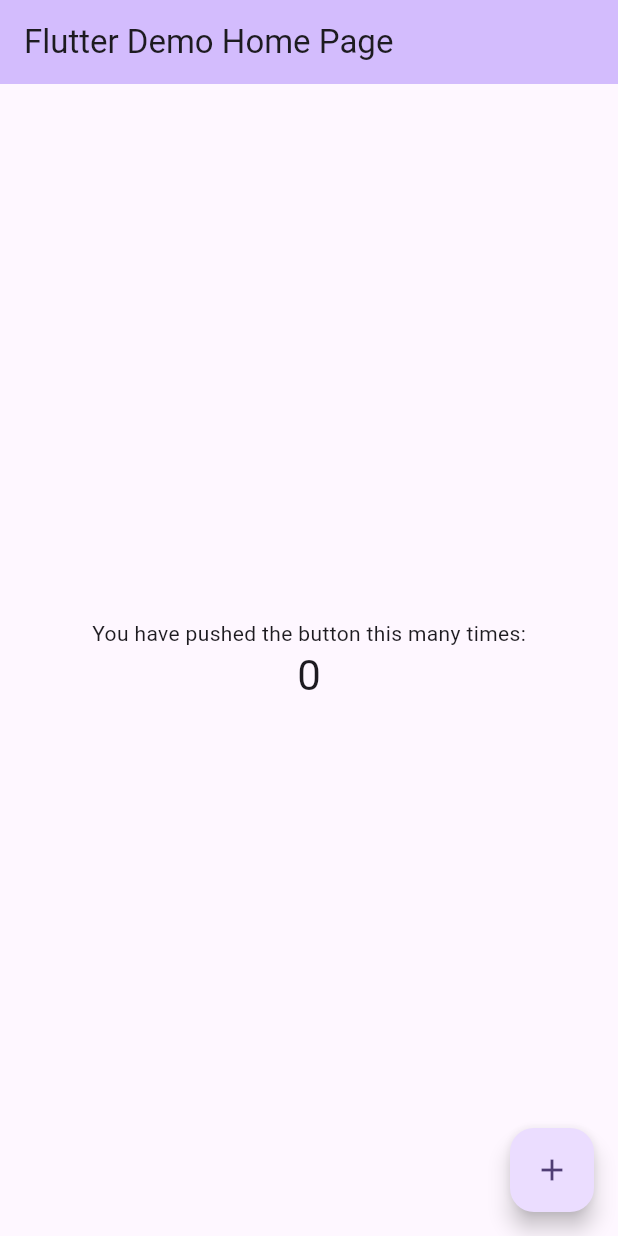
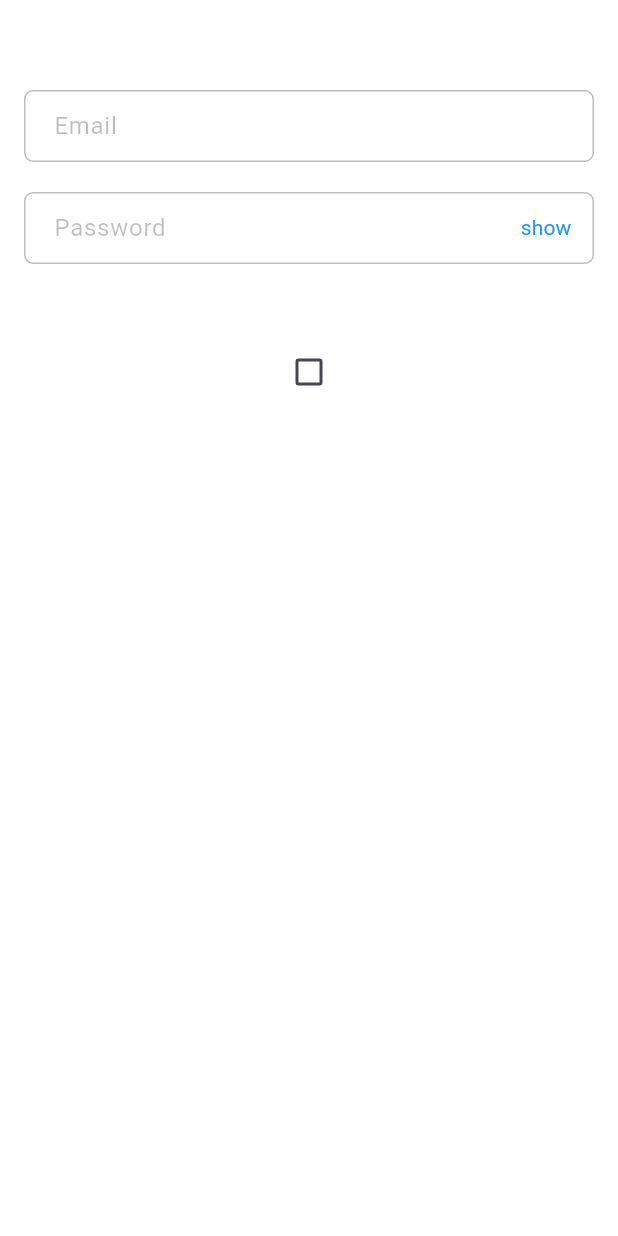
Before and after one commit to YevhenMediakov/test_app, a Flutter app: the screen it shows after launch, on a phone screen of 412 x 824 dp. Run offline on Flutter 3.47's test engine with Material 3 defaults, Android fonts, the phone set to English and light mode, and no system bars; drawn by our look-alikes of loader_overlay, overlay_support; our stand-ins replace flutter_bloc, freezed_annotation, get_it.

Commit message:
TST-3: add service locator and login simple screen ui

```diff
--- /dev/null
+++ b/lib/_infra/service_locator/app_service_locator.dart
@@ -0,0 +1,28 @@
+import 'package:flutter/widgets.dart';
+import 'package:get_it/get_it.dart';
+import 'package:test_prj/_infra/service_locator/app_service_locator_blocs.dart';
+import 'package:test_prj/_infra/service_locator/app_service_locator_repositories.dart';
+import 'package:test_prj/_infra/service_locator/app_service_locator_validators.dart';
+import 'package:test_prj/_infra/service_locator/app_service_provider_use_cases.dart';
+
+final getIt = GetIt.instance;
+
+class AppServiceLocator {
+  /// Initializes all dependencies declared inside the [AppServiceLocator].
+  /// Should only be called before the [runApp] method
+  static Future<void> setup() async {
+    // await AppServiceLocatorLocalServices.setup(instance: getIt);
+    await AppServiceLocatorRepositories.setup(instance: getIt);
+    await AppServiceLocatorUseCases.setup(instance: getIt);
+    await AppServiceLocatorBlocs.setup(instance: getIt);
+    await AppServiceLocatorValidators.setup(instance: getIt);
+  }
+
+  /// Sets the application general context so instances with context dependency can use it.
+  /// Should be called with context under the [MaterialApp] (from the first parent's build method)
+  static void registerAppContext(BuildContext context) {
+    if (!GetIt.I.isRegistered<BuildContext>()) {
+      GetIt.I.registerSingleton<BuildContext>(context);
+    }
+  }
+}
--- /dev/null
+++ b/lib/_infra/service_locator/app_service_locator_blocs.dart
@@ -0,0 +1,21 @@
+import 'package:get_it/get_it.dart';
+import 'package:test_prj/domain/use_case/login/login_use_case.dart';
+import 'package:test_prj/domain/validators/email_validator.dart';
+import 'package:test_prj/domain/validators/password_validator.dart';
+import 'package:test_prj/presentation/app/app_cubit.dart';
+import 'package:test_prj/presentation/login_screens/login_cubit.dart';
+
+class AppServiceLocatorBlocs {
+  static Future<void> setup({required GetIt instance}) async {
+
+    // app
+    instance.registerFactory<AppCubit>(() => AppCubit());
+
+    // Login
+    instance.registerFactory<LoginCubit>(() => LoginCubit(
+          emailValidator: instance<EmailValidator>(),
+          loginUserUseCase: instance<LoginUserUseCase>(),
+          passwordValidator: instance<PasswordValidator>(),
+        ));
+  }
+}
--- /dev/null
+++ b/lib/_infra/service_locator/app_service_locator_repositories.dart
@@ -0,0 +1,11 @@
+import 'package:get_it/get_it.dart';
+import 'package:test_prj/data/repository/login_repository_impl.dart';
+import 'package:test_prj/domain/repository/login_repository.dart';
+
+class AppServiceLocatorRepositories {
+  static Future<void> setup({required GetIt instance}) async {
+    instance.registerLazySingleton<LoginRepository>(
+      () => LoginRepositoryImpl(),
+    );
+  }
+}
--- /dev/null
+++ b/lib/_infra/service_locator/app_service_locator_validators.dart
@@ -0,0 +1,13 @@
+import 'package:get_it/get_it.dart';
+import 'package:test_prj/data/validators/email_validator.dart';
+import 'package:test_prj/data/validators/password_validator.dart';
+import 'package:test_prj/domain/validators/email_validator.dart';
+import 'package:test_prj/domain/validators/password_validator.dart';
+
+class AppServiceLocatorValidators {
+  static Future<void> setup({required GetIt instance}) async {
+    instance.registerLazySingleton<EmailValidator>(() => EmailValidatorImpl());
+    instance.registerLazySingleton<PasswordValidator>(
+        () => PasswordValidatorImpl());
+  }
+}
--- /dev/null
+++ b/lib/_infra/service_locator/app_service_provider_use_cases.dart
@@ -0,0 +1,11 @@
+import 'package:get_it/get_it.dart';
+import 'package:test_prj/domain/repository/login_repository.dart';
+import 'package:test_prj/domain/use_case/login/login_use_case.dart';
+
+class AppServiceLocatorUseCases {
+  static Future<void> setup({required GetIt instance}) async {
+    instance.registerFactory<LoginUserUseCase>(() => LoginUserUseCase(
+          loginRepository: instance<LoginRepository>(),
+        ));
+  }
+}
--- a/lib/main.dart
+++ b/lib/main.dart
@@ -1,125 +1,10 @@
 import 'package:flutter/material.dart';
+import 'package:test_prj/_infra/service_locator/app_service_locator.dart';
+import 'package:test_prj/presentation/app/test_app.dart';
 
-void main() {
-  runApp(const MyApp());
+void main() async {
+  WidgetsFlutterBinding.ensureInitialized();
+  await AppServiceLocator.setup();
+
+  runApp(TestApp());
 }
-
-class MyApp extends StatelessWidget {
-  const MyApp({super.key});
-
-  // This widget is the root of your application.
-  @override
-  Widget build(BuildContext context) {
-    return MaterialApp(
-      title: 'Flutter Demo',
-      theme: ThemeData(
-        // This is the theme of your application.
-        //
-        // TRY THIS: Try running your application with "flutter run". You'll see
-        // the application has a purple toolbar. Then, without quitting the app,
-        // try changing the seedColor in the colorScheme below to Colors.green
-        // and then invoke "hot reload" (save your changes or press the "hot
-        // reload" button in a Flutter-supported IDE, or press "r" if you used
-        // the command line to start the app).
-        //
-        // Notice that the counter didn't reset back to zero; the application
-        // state is not lost during the reload. To reset the state, use hot
-        // restart instead.
-        //
-        // This works for code too, not just values: Most code changes can be
-        // tested with just a hot reload.
-        colorScheme: ColorScheme.fromSeed(seedColor: Colors.deepPurple),
-        useMaterial3: true,
-      ),
-      home: const MyHomePage(title: 'Flutter Demo Home Page'),
-    );
-  }
-}
-
-class MyHomePage extends StatefulWidget {
-  const MyHomePage({super.key, required this.title});
-
-  // This widget is the home page of your application. It is stateful, meaning
-  // that it has a State object (defined below) that contains fields that affect
-  // how it looks.
-
-  // This class is the configuration for the state. It holds the values (in this
-  // case the title) provided by the parent (in this case the App widget) and
-  // used by the build method of the State. Fields in a Widget subclass are
-  // always marked "final".
-
-  final String title;
-
-  @override
-  State<MyHomePage> createState() => _MyHomePageState();
-}
-
-class _MyHomePageState extends State<MyHomePage> {
-  int _counter = 0;
-
-  void _incrementCounter() {
-    setState(() {
-      // This call to setState tells the Flutter framework that something has
-      // changed in this State, which causes it to rerun the build method below
-      // so that the display can reflect the updated values. If we changed
-      // _counter without calling setState(), then the build method would not be
-      // called again, and so nothing would appear to happen.
-      _counter++;
-    });
-  }
-
-  @override
-  Widget build(BuildContext context) {
-    // This method is rerun every time setState is called, for instance as done
-    // by the _incrementCounter method above.
-    //
-    // The Flutter framework has been optimized to make rerunning build methods
-    // fast, so that you can just rebuild anything that needs updating rather
-    // than having to individually change instances of widgets.
-    return Scaffold(
-      appBar: AppBar(
-        // TRY THIS: Try changing the color here to a specific color (to
-        // Colors.amber, perhaps?) and trigger a hot reload to see the AppBar
-        // change color while the other colors stay the same.
-        backgroundColor: Theme.of(context).colorScheme.inversePrimary,
-        // Here we take the value from the MyHomePage object that was created by
-        // the App.build method, and use it to set our appbar title.
-        title: Text(widget.title),
-      ),
-      body: Center(
-        // Center is a layout widget. It takes a single child and positions it
-        // in the middle of the parent.
-        child: Column(
-          // Column is also a layout widget. It takes a list of children and
-          // arranges them vertically. By default, it sizes itself to fit its
-          // children horizontally, and tries to be as tall as its parent.
-          //
-          // Column has various properties to control how it sizes itself and
-          // how it positions its children. Here we use mainAxisAlignment to
-          // center the children vertically; the main axis here is the vertical
-          // axis because Columns are vertical (the cross axis would be
-          // horizontal).
-          //
-          // TRY THIS: Invoke "debug painting" (choose the "Toggle Debug Paint"
-          // action in the IDE, or press "p" in the console), to see the
-          // wireframe for each widget.
-          mainAxisAlignment: MainAxisAlignment.center,
-          children: <Widget>[
-            const Text(
-              'You have pushed the button this many times:',
-            ),
-            Text(
-              '$_counter',
-              style: Theme.of(context).textTheme.headlineMedium,
-            ),
-          ],
-        ),
-      ),
-      floatingActionButton: FloatingActionButton(
-        onPressed: _incrementCounter,
-        tooltip: 'Increment',
-        child: const Icon(Icons.add),
-      ), // This trailing comma makes auto-formatting nicer for build methods.
-    );
-  }
-}
--- /dev/null
+++ b/lib/presentation/app/app_cubit.dart
@@ -0,0 +1,12 @@
+import 'dart:async';
+import 'package:flutter/foundation.dart';
+import 'package:flutter_bloc/flutter_bloc.dart';
+import 'package:test_prj/presentation/app/app_state.dart';
+
+class AppCubit extends Cubit<AppState> {
+  AppCubit() : super(AppState.initial()) {
+    _initiateCubit();
+  }
+
+  _initiateCubit() async {}
+}
--- /dev/null
+++ b/lib/presentation/app/app_state.dart
@@ -0,0 +1,18 @@
+import 'package:freezed_annotation/freezed_annotation.dart';
+
+part 'app_state.freezed.dart';
+
+@freezed
+class AppState with _$AppState {
+  const AppState._();
+
+  const factory AppState({
+    required Exception? exception,
+  }) = _AppState;
+
+  factory AppState.initial() {
+    return const AppState(
+      exception: null,
+    );
+  }
+}
--- /dev/null
+++ b/lib/presentation/app/test_app.dart
@@ -0,0 +1,62 @@
+
+
+import 'package:flutter/material.dart';
+import 'package:flutter/services.dart';
+import 'package:flutter_bloc/flutter_bloc.dart';
+import 'package:test_prj/_infra/service_locator/app_service_locator.dart';
+import 'package:test_prj/presentation/app/app_cubit.dart';
+import 'package:test_prj/presentation/app/app_state.dart';
+import 'package:test_prj/presentation/login_screens/login_screen.dart';
+import 'package:loader_overlay/loader_overlay.dart';
+import 'package:overlay_support/overlay_support.dart';
+import 'package:test_prj/resources/app_colors.dart';
+
+class TestApp extends StatelessWidget {
+  final AppCubit _appCubit = getIt<AppCubit>();
+
+  TestApp({Key? key}) : super(key: key);
+
+  @override
+  Widget build(BuildContext context) {
+    return BlocBuilder<AppCubit, AppState>(
+      bloc: _appCubit,
+      builder: (context, state) {
+        AppServiceLocator.registerAppContext(context);
+        return GlobalLoaderOverlay(
+          overlayColor: AppColors.black_26,
+          child: AnnotatedRegion<SystemUiOverlayStyle>(
+            value: SystemUiOverlayStyle.dark.copyWith(
+              statusBarColor: Colors.transparent,
+              systemNavigationBarColor: AppColors.white,
+              systemNavigationBarDividerColor: Colors.transparent,
+              systemNavigationBarIconBrightness: Brightness.dark,
+            ),
+            child: OverlaySupport.global(
+              child: MaterialApp(
+                theme: ThemeData(
+                  appBarTheme: const AppBarTheme(
+                    systemOverlayStyle: SystemUiOverlayStyle.dark,
+                  ),
+                ),
+                title: "Test App",
+                debugShowCheckedModeBanner: false,
+                // builder: (context, widget) {
+                //   ErrorWidget.builder = (FlutterErrorDetails errorDetails) {
+                //     return AppCustomWidgetBuildingError(errorDetails: errorDetails);
+                //   };
+                //   return AppEnvironmentBanner(child: widget ?? const SizedBox());
+                // },
+                home: Builder(
+                    builder: (context) {
+                      return const LogInScreen();
+                    },
+                  ),
+              ),
+            ),
+          ),
+        );
+      },
+    );
+  }
+
+}
--- /dev/null
+++ b/lib/presentation/components/text_field/show_password_button.dart
@@ -0,0 +1,29 @@
+
+import 'package:flutter/material.dart';
+import 'package:test_prj/resources/app_colors.dart';
+import 'package:test_prj/resources/app_text_styles.dart';
+
+class ShowPasswordButton extends StatelessWidget {
+  final bool show;
+  final VoidCallback onTap;
+
+  const ShowPasswordButton({
+    required this.show,
+    required this.onTap,
+    Key? key
+  }) : super(key: key);
+
+  @override
+  Widget build(BuildContext context) {
+    return TextButton(
+      onPressed: onTap,
+      style: const ButtonStyle(
+        splashFactory: NoSplash.splashFactory,
+      ),
+      child: Text(
+        show ? "hide" : "show",
+        style: AppTextStyles.bodyM.copyWith(color: AppColors.blue),
+      ),
+    );
+  }
+}
--- a/lib/presentation/login_screens/login_screen.dart
+++ b/lib/presentation/login_screens/login_screen.dart
@@ -0,0 +1,145 @@
+
+import 'package:flutter/material.dart';
+import 'package:flutter_bloc/flutter_bloc.dart';
+import 'package:test_prj/_infra/service_locator/app_service_locator.dart';
+import 'package:test_prj/presentation/components/text_field/app_text_field.dart';
+import 'package:test_prj/presentation/components/text_field/show_password_button.dart';
+
+import 'login_cubit.dart';
+import 'login_state.dart';
+
+class LogInScreen extends StatefulWidget {
+  const LogInScreen({super.key});
+
+  @override
+  State<LogInScreen> createState() => LogInScreenState();
+}
+
+class LogInScreenState extends State<LogInScreen> {
+  late final LoginCubit _screenBloc = getIt<LoginCubit>();
+  final _emailController = TextEditingController();
+  final _passwordController = TextEditingController();
+
+  @override
+  void initState() {
+    super.initState();
+    _emailController.addListener(() {
+      _screenBloc.updateEmail(_emailController.text);
+    });
+    _passwordController.addListener(() {
+      _screenBloc.updatePassword(_passwordController.text);
+    });
+  }
+
+  @override
+  void dispose() {
+    _emailController.dispose();
+    _passwordController.dispose();
+    _screenBloc.close();
+    super.dispose();
+  }
+
+  @override
+  Widget build(BuildContext context) {
+    return BlocConsumer<LoginCubit, LoginState>(
+      bloc: _screenBloc,
+      listener: (context, state) {
+        if (state.isCheckboxValid ?? false) {
+          _openHomeScreen();
+        }
+
+        // if (state.exception != null) {
+        //   context.showErrorException(state.exception);
+        // }
+        //
+        // if (state.isLoading) {
+        //   context.showLoading();
+        // } else {
+        //   context.hideLoading();
+        // }
+      },
+      builder: (context, state) {
+        return Scaffold(
+          resizeToAvoidBottomInset: false,
+          backgroundColor: Colors.white,
+          body: SafeArea(
+            child: Center(
+              child: Padding(
+                padding: const EdgeInsets.fromLTRB(16, 24, 16, 16),
+                child: Column(
+                  children: [
+                    _LoginTextFields(
+                      emailController: _emailController,
+                      passwordController: _passwordController,
+                      isPasswordObscureText: state.isPasswordObscureText,
+                      onPasswordObscureTextChange: _screenBloc.isPasswordObscureText,
+                      emailInvalid: state.isEmailValid == false,
+                      passwordInvalid: state.isPasswordValid == false,
+                    ),
+                    const SizedBox(height: 24),
+                    Checkbox(value: state.isCheckboxValid ?? false, onChanged: (value){}),
+                    const Spacer(),
+                  ],
+                ),
+              ),
+            ),
+          ),
+        );
+      },
+    );
+  }
+
+  _openHomeScreen() {
+    // Navigator.of(context).pushAndRemoveUntil(MaterialPageRoute(builder: (context) => const HomeScreen()), (route) => false);
+  }
+
+}
+
+class _LoginTextFields extends StatelessWidget {
+  final TextEditingController emailController;
+  final TextEditingController passwordController;
+  final bool isPasswordObscureText;
+  final VoidCallback onPasswordObscureTextChange;
+  final bool emailInvalid;
+  final bool passwordInvalid;
+
+  const _LoginTextFields({
+    Key? key,
+    required this.emailController,
+    required this.passwordController,
+    required this.isPasswordObscureText,
+    required this.onPasswordObscureTextChange,
+    required this.emailInvalid,
+    required this.passwordInvalid,
+  }) : super(key: key);
+
+  @override
+  Widget build(BuildContext context) {
+    return Column(
+      children: [
+        const SizedBox(height: 36),
+        AppTextField(
+          controller: emailController,
+          hintText: "Email",
+          textCapitalization: TextCapitalization.none,
+          keyboardType: TextInputType.emailAddress,
+          forceErrorBorder: emailInvalid,
+        ),
+        const SizedBox(height: 20),
+        AppTextField(
+          controller: passwordController,
+          obscureText: isPasswordObscureText,
+          hintText: "Password",
+          textCapitalization: TextCapitalization.none,
+          keyboardType: TextInputType.visiblePassword,
+          forceErrorBorder: passwordInvalid,
+          suffixIcon: ShowPasswordButton(
+            show: !isPasswordObscureText,
+            onTap: onPasswordObscureTextChange,
+          ),
+        ),
+        const SizedBox(height: 24),
+      ],
+    );
+  }
+}
--- a/lib/resources/app_colors.dart
+++ b/lib/resources/app_colors.dart
@@ -3,6 +3,7 @@ import 'package:flutter/material.dart';
 
 class AppColors {
   static const Color red  = Colors.red;
+  static const Color white  = Colors.white;
   static const Color blue  = Colors.blue;
   static const Color yellow  = Colors.yellow;
   static const Color black  = Colors.black;
```
Also changed, not shown: lib/_infra/service_locator/app_service_locator_local_services.dart (added, +9 -0 lines), lib/data/repository/login_repository_impl.dart (+3 -17 lines), pubspec.yaml (+6 -66 lines), lib/presentation/app/app_state.freezed.dart (added), pubspec.lock, 1 other file.
